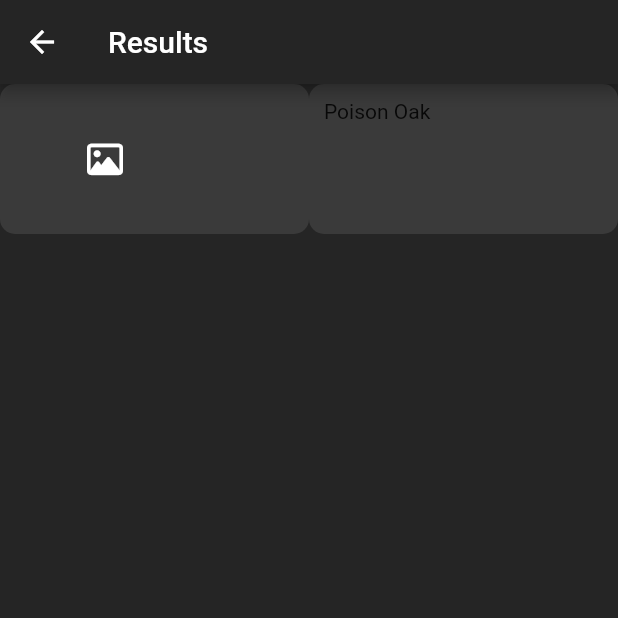
After one commit to Qinbeans/wild-life-mobile, a Flutter app: the screen it shows after launch, after a tap on the "map" icon, on a phone screen of 412 x 824 dp, the top half of it. The commit adds this screen. Run offline on Flutter 3.47's test engine with Material 2 defaults, Android fonts, the phone set to English and light mode, and no system bars; our stand-ins replace camera, font_awesome_flutter, image_picker, location; missing offline and left inert: camera_web, image_picker_for_web, location_web, tflite_flutter, tflite_flutter_helper.

Commit message:
necessary commit

```diff
--- /dev/null
+++ b/lib/ml/modal.dart
@@ -0,0 +1,81 @@
+// ignore_for_file: camel_case_types
+
+import 'package:flutter/material.dart';
+import 'package:font_awesome_flutter/font_awesome_flutter.dart';
+
+class modal extends StatefulWidget {
+  const modal({Key? key}) : super(key: key);
+
+  @override
+  modalState createState() => modalState();
+}
+
+class modalState extends State<modal> {
+  var image;
+  @override
+  Widget build(BuildContext context) {
+    return MaterialApp(
+        home: Scaffold(
+            backgroundColor: const Color.fromARGB(255, 37, 37, 37),
+            appBar: AppBar(
+              backgroundColor: const Color.fromARGB(255, 37, 37, 37),
+              leading: IconButton(
+                icon: const Icon(Icons.arrow_back),
+                onPressed: () {
+                  Navigator.pop(context);
+                },
+              ),
+              title: const Text("Results"),
+              //titleTextStyle: TextStyle(fontSize: 30),
+            ),
+            //////////Body//////////
+            body: Row(
+              children: [
+                Flexible(
+                    //Box for the image (TEMPORARY MOVE TO ANOTHE FILE)
+                    child: Container(
+                  height: 100,
+                  width: double.infinity,
+                  padding: const EdgeInsets.all(10),
+                  decoration: BoxDecoration(
+                    borderRadius: BorderRadius.circular(10),
+                    color: const Color.fromARGB(255, 58, 58, 58),
+                  ),
+                  child: Row(
+                    children: [
+                      //Image
+                      Container(
+                        height: 100,
+                        width: 120,
+                        decoration: BoxDecoration(
+                          borderRadius: BorderRadius.circular(10),
+                          color: const Color.fromARGB(255, 58, 58, 58),
+                        ),
+                        child: const Icon(
+                          FontAwesomeIcons.image,
+                          color: Colors.white,
+                        ),
+                      ),
+                      const Padding(padding: EdgeInsets.all(10)),
+                      //Text
+                      Column(
+                        crossAxisAlignment: CrossAxisAlignment.start,
+                        children: [],
+                      ),
+                    ],
+                  ),
+                )),
+                Flexible(
+                    child: Container(
+                        height: 100,
+                        width: double.infinity,
+                        padding: const EdgeInsets.all(10),
+                        decoration: BoxDecoration(
+                          borderRadius: BorderRadius.circular(10),
+                          color: const Color.fromARGB(255, 58, 58, 58),
+                        ),
+                        child: const Text("Poison Oak")))
+              ],
+            )));
+  }
+}
--- a/lib/ml/results.dart
+++ b/lib/ml/results.dart
@@ -47,11 +47,11 @@ class UploadResultState extends StatelessWidget {
               Column(
                 crossAxisAlignment: CrossAxisAlignment.start,
                 children: [
-                  const Text("Image Name",
-                      style: TextStyle(
-                        color: Colors.white,
-                        fontSize: 15,
-                      )),
+                  // const Text("Image Name", //Removed for Ryans request
+                  //     style: TextStyle(
+                  //       color: Colors.white,
+                  //       fontSize: 15,
+                  //     )),
                   const Padding(padding: EdgeInsets.all(3)),
                   RichText(
                       text: const TextSpan(children: [
@@ -59,7 +59,7 @@ class UploadResultState extends StatelessWidget {
                         child: FaIcon(FontAwesomeIcons.check,
                             size: 15, color: Colors.green)),
                     TextSpan(
-                        text: " Location",
+                        text: " Iritants",
                         style: TextStyle(
                           color: Colors.white,
                           fontSize: 15,
--- a/lib/ml/view.dart
+++ b/lib/ml/view.dart
@@ -2,20 +2,16 @@
 //Find out whether there is network connection.
 //If there is no network connection, use the local model.
 
-//take in an image
-import 'dart:ui';
-
 import 'package:flutter/services.dart';
-
 import '../model/image.dart';
 import '../map/view.dart';
 import '../ml/results.dart';
+import '../ml/modal.dart';
 import 'package:flutter/material.dart';
 import 'package:image_picker/image_picker.dart';
 import 'package:location/location.dart';
 import 'dart:convert';
 import 'package:font_awesome_flutter/font_awesome_flutter.dart';
-import '../main.dart';
 
 var isConnected = false;
 
@@ -170,7 +166,8 @@ class MLPageState extends State<MLPage> {
                   onPressed: () {
                     Navigator.push(
                       context,
-                      MaterialPageRoute(builder: (context) => const mapPage()),
+                      // MaterialPageRoute(builder: (context) => const mapPage()),
+                      MaterialPageRoute(builder: (context) => const modal()),
                     );
                   },
                 ),
```
